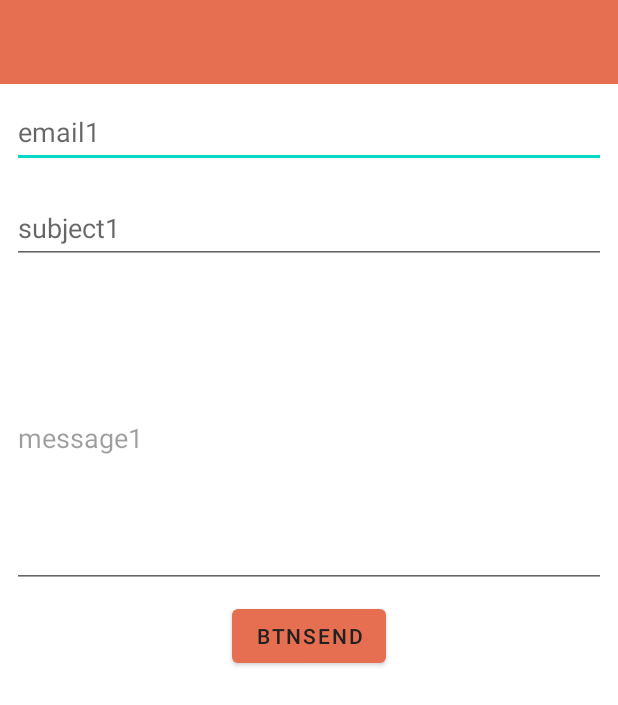
After one commit to Greshanw/Online-Shopping-App, an Android app: the layout message.xml on its own in the app's theme, with its tools: preview values and no code run, on a phone screen of 412 x 824 dp. The commit adds this screen. Shown: the top 705 px of the screen. Run offline under Robolectric (Android 15) with nearby library versions, the phone set to English and light mode, and no system bars; Roboto replaces fonts that are not available here.

Commit message:
message part

```diff
--- a/app/build.gradle
+++ b/app/build.gradle
@@ -51,6 +51,9 @@ dependencies {
     implementation 'com.google.firebase:firebase-database:20.0.1'
     implementation 'com.google.firebase:firebase-firestore:23.0.3'
     implementation 'com.google.firebase:firebase-storage:20.0.0'
+    implementation 'com.firebaseui:firebase-ui-database:7.1.1'
+    implementation 'androidx.recyclerview:recyclerview:1.2.1'
+
     //new one
     implementation "io.grpc:grpc-okhttp:1.32.2"
     testImplementation 'junit:junit:4.+'
@@ -64,3 +67,5 @@ dependencies {
     implementation 'com.github.bumptech.glide:glide:4.12.0'
     annotationProcessor 'com.github.bumptech.glide:compiler:4.12.0'
 }
+apply plugin: 'com.android.application'
+apply plugin: 'com.google.gms.google-services'
--- a/app/src/main/AndroidManifest.xml
+++ b/app/src/main/AndroidManifest.xml
@@ -1,6 +1,9 @@
 <?xml version="1.0" encoding="utf-8"?>
 <manifest xmlns:android="http://schemas.android.com/apk/res/android"
     package="com.example.project_mad">
+
+    <uses-permission android:name="android.permission.INTERNET" />
+
 
     <application
         android:allowBackup="true"
--- /dev/null
+++ b/app/src/main/res/layout/message.xml
@@ -0,0 +1,63 @@
+<?xml version="1.0" encoding="utf-8"?>
+<LinearLayout xmlns:android="http://schemas.android.com/apk/res/android"
+    xmlns:app="http://schemas.android.com/apk/res-auto"
+    xmlns:tools="http://schemas.android.com/tools"
+    android:layout_width="match_parent"
+    android:layout_height="match_parent"
+    android:orientation="vertical"
+    tools:context=".message">
+
+    <RelativeLayout
+        android:layout_width="match_parent"
+        android:layout_height="?actionBarSize"
+        android:background="#E76F51"/>
+
+    <EditText
+        android:id="@+id/email"
+        android:layout_width="match_parent"
+        android:layout_height="wrap_content"
+        android:layout_margin="8dp"
+        android:hint="@string/email_address"
+        android:importantForAutofill="no"
+        android:inputType="text"
+        android:minHeight="48dp"
+        tools:ignore="TextFields">
+
+    </EditText>
+
+    <EditText
+        android:id="@+id/subject"
+        android:layout_width="match_parent"
+        android:layout_height="wrap_content"
+        android:layout_margin="8dp"
+        android:hint="@string/subject"
+        android:importantForAutofill="no"
+        android:inputType="text"
+        android:minHeight="48dp">
+
+    </EditText>
+
+    <EditText
+        android:id="@+id/message"
+        android:layout_width="match_parent"
+        android:layout_height="200dp"
+        android:layout_gravity="top"
+        android:layout_margin="8dp"
+        android:hint="@string/type_your_message"
+        android:importantForAutofill="no"
+        android:inputType="textLongMessage"
+        android:textColorHint="@color/material_on_background_disabled">
+
+    </EditText>
+
+    <Button
+        android:id="@+id/button2"
+        android:layout_width="wrap_content"
+        android:layout_height="wrap_content"
+        android:layout_gravity="center_horizontal"
+        android:text="@string/sendadd"
+        android:textColor="#212121"
+        app:backgroundTint="#E76F51" />
+
+
+</LinearLayout>
--- a/app/src/main/res/values/strings.xml
+++ b/app/src/main/res/values/strings.xml
@@ -53,4 +53,10 @@
     <string name="increase">+</string>
     <string name="total">Total: Rs.</string>
     <string name="check_out_btn">Check Out</string>
+    <string name="any_subject">subject</string>
+    <string name="testgmail_com">email</string>
+    <string name="email_address">email1</string>
+    <string name="subject">subject1</string>
+    <string name="type_your_message">message1</string>
+    <string name="sendadd">btnsend</string>
 </resources>
```
Also changed, not shown: app/src/main/java/com/example/project_mad/MainAdapter.java (added, +63 -0 lines), app/src/main/java/com/example/project_mad/MainModel.java (added, +41 -0 lines), app/src/main/java/com/example/project_mad/NavigationbarActivity.java (+31 -5 lines), app/src/main/java/com/example/project_mad/message.java (added, +75 -0 lines), app/src/main/java/com/example/project_mad/messagelist.java (added, +71 -0 lines), app/src/main/res/drawable-v21/add_new.xml (added, +10 -0 lines), app/src/main/res/layout/activity_messagelist.xml (added, +32 -0 lines), app/src/main/res/layout/main_item.xml (added, +82 -0 lines), app/src/main/res/drawable-v21/search.png (added).
